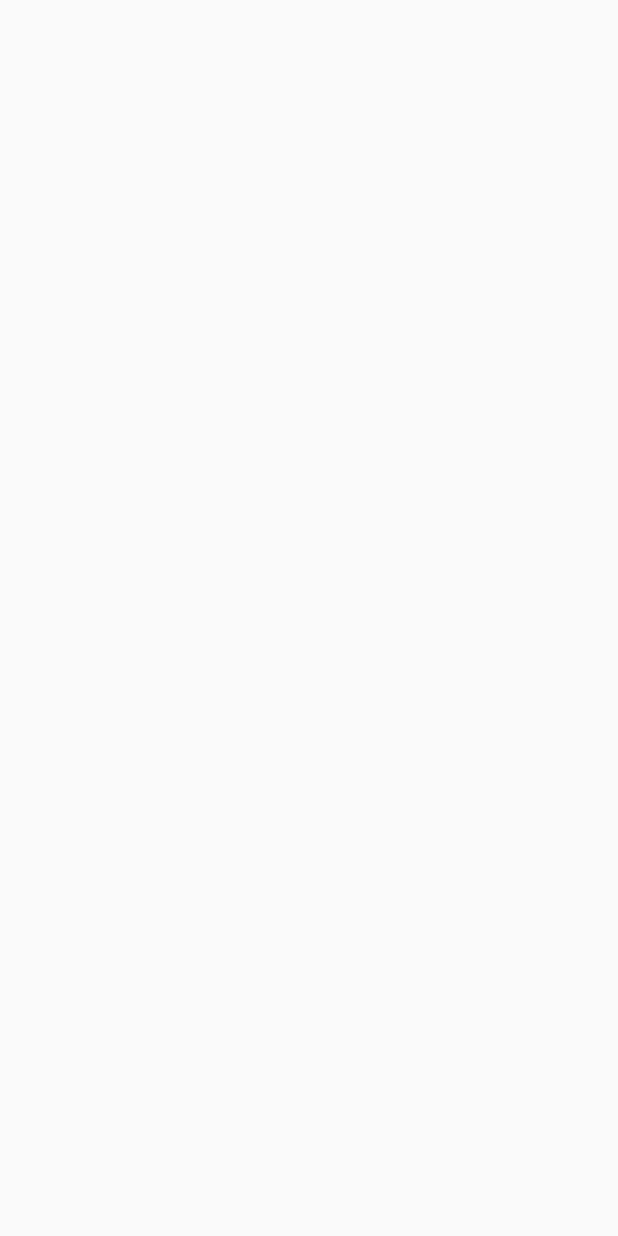
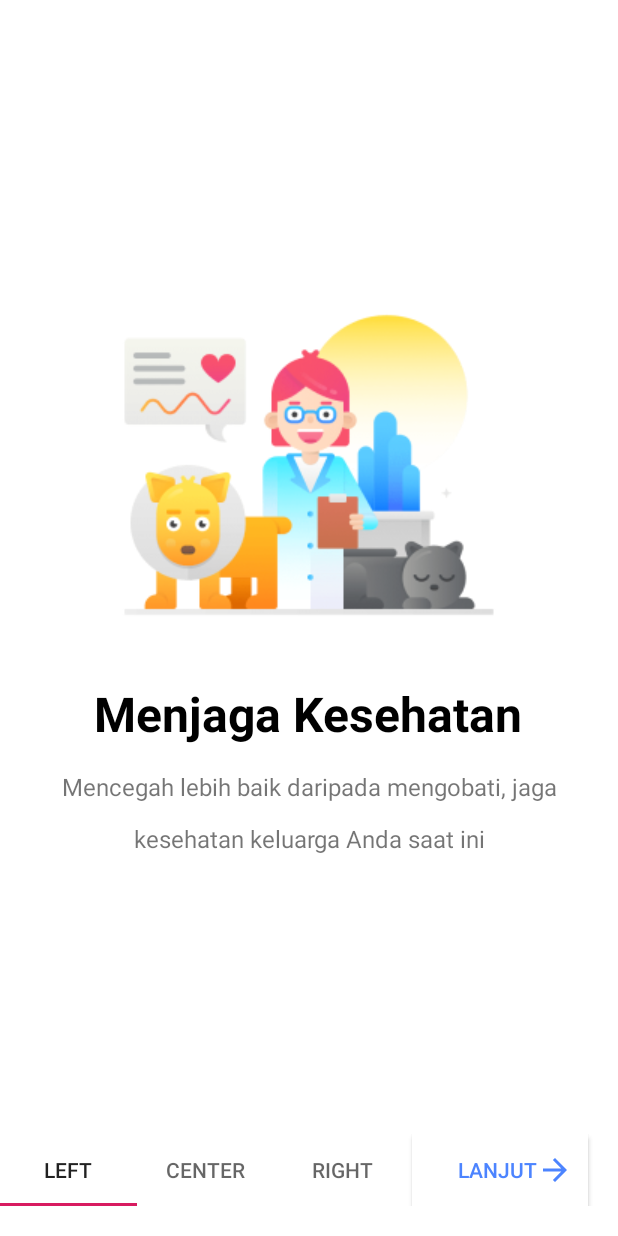
Before and after one commit to Syamil08/fooocare, an Android app: the onBoarding screen opened directly, with no data from a screen before it, on a phone screen of 412 x 824 dp. Before the commit the screen is empty. Run offline under Robolectric (Android 15) with nearby library versions, the phone set to English and light mode, and no system bars.

Commit message:
On Progress On Boarding Page

```diff
--- a/app/build.gradle
+++ b/app/build.gradle
@@ -26,4 +26,5 @@ dependencies {
     testImplementation 'junit:junit:4.12'
     androidTestImplementation 'androidx.test:runner:1.2.0'
     androidTestImplementation 'androidx.test.espresso:espresso-core:3.2.0'
+    implementation 'com.google.android.material:material:1.0.0'
 }
--- /dev/null
+++ b/app/src/main/java/com/example/fooocare/IntroViewPagerAdapter.java
@@ -0,0 +1,61 @@
+package com.example.fooocare;
+
+import android.content.Context;
+import android.view.LayoutInflater;
+import android.view.View;
+import android.view.ViewGroup;
+import android.widget.ImageView;
+import android.widget.TextView;
+
+import androidx.annotation.NonNull;
+import androidx.viewpager.widget.PagerAdapter;
+
+import java.util.List;
+
+public class IntroViewPagerAdapter extends PagerAdapter {
+
+    Context mContext;
+    List<Screenitem> mListScreen;
+
+    public IntroViewPagerAdapter(Context mContext, List<Screenitem> mListScreen) {
+        this.mContext = mContext;
+        this.mListScreen = mListScreen;
+    }
+
+
+    @NonNull
+    @Override
+    public Object instantiateItem(@NonNull ViewGroup container, int position) {
+
+        LayoutInflater inflater = (LayoutInflater) mContext.getSystemService(Context.LAYOUT_INFLATER_SERVICE);
+        View layoutScreen = inflater.inflate(R.layout.layout_screen,null);
+
+        ImageView imgSlide  = layoutScreen.findViewById(R.id.intro_img);
+        TextView title      = layoutScreen.findViewById(R.id.intro_tittle);
+        TextView description= layoutScreen.findViewById(R.id.intro_description);
+
+        title.setText(mListScreen.get(position).getTitle());
+        description.setText(mListScreen.get(position).getDescription());
+        imgSlide.setImageResource(mListScreen.get(position).getScreenImg());
+
+        container.addView(layoutScreen);
+
+        return layoutScreen;
+
+    }
+
+    @Override
+    public int getCount() {
+        return mListScreen.size();
+    }
+
+    @Override
+    public boolean isViewFromObject(@NonNull View view, @NonNull Object o) {
+        return view == o;
+    }
+
+    @Override
+    public void destroyItem(@NonNull ViewGroup container, int position, @NonNull Object object) {
+        container.removeView((View)object);
+    }
+}
--- a/app/src/main/java/com/example/fooocare/MainActivity.java
+++ b/app/src/main/java/com/example/fooocare/MainActivity.java
@@ -17,7 +17,6 @@ public class MainActivity extends AppCompatActivity {
 
         tv_head     = (TextView) findViewById(R.id.tv_head);
         tv_section  = (TextView) findViewById(R.id.tv_section);
-int a = 0;
 //        Memanggil library animation
         Animation myanim = AnimationUtils.loadAnimation(this,R.anim.mytransition);
         tv_head.startAnimation(myanim);
--- /dev/null
+++ b/app/src/main/java/com/example/fooocare/Screenitem.java
@@ -0,0 +1,41 @@
+package com.example.fooocare;
+
+public class Screenitem {
+    String Title, Description;
+    int ScreenImg;
+
+    public Screenitem(String title, String description, int screenImg) {
+        this.Title = title;
+        this.Description = description;
+        this.ScreenImg = screenImg;
+    }
+
+    public void setTitle(String title){
+        this.Title = title;
+    }
+
+
+    public void setDescription(String description){
+        this.Description = description;
+    }
+
+
+    public void setScreenImg(int screenImg){
+        this.ScreenImg = screenImg;
+    }
+
+
+    public String getTitle(){
+        return Title;
+    }
+
+
+    public String getDescription(){
+        return Description;
+    }
+
+
+    public int getScreenImg(){
+        return ScreenImg;
+    }
+}
--- a/app/src/main/java/com/example/fooocare/onBoarding.java
+++ b/app/src/main/java/com/example/fooocare/onBoarding.java
@@ -1,14 +1,33 @@
 package com.example.fooocare;
 
 import androidx.appcompat.app.AppCompatActivity;
+import androidx.viewpager.widget.ViewPager;
 
 import android.os.Bundle;
 
+import java.util.ArrayList;
+import java.util.List;
+
 public class onBoarding extends AppCompatActivity {
 
+    private ViewPager screenPager;
+    IntroViewPagerAdapter introViewPagerAdapter;
     @Override
     protected void onCreate(Bundle savedInstanceState) {
         super.onCreate(savedInstanceState);
         setContentView(R.layout.activity_on_boarding);
+
+//        fill list screen
+
+        List<Screenitem> mList = new ArrayList<>();
+        mList.add(new Screenitem("Menjaga Kesehatan","Mencegah lebih baik daripada mengobati, jaga kesehatan keluarga Anda saat ini",R.drawable.vektor_one));
+        mList.add(new Screenitem("Menjaga Stamina","Memudahkan anda untuk melihat report harian yang anda miliki",R.drawable.vektor_three));
+        mList.add(new Screenitem("Report Harian","Ambil gambar anda dan lihat kalorinya",R.drawable.vektor_two));
+
+//        setup viewpager
+
+        screenPager = findViewById(R.id.screen_viewpager);
+        introViewPagerAdapter = new IntroViewPagerAdapter(this,mList);
+        screenPager.setAdapter(introViewPagerAdapter);
     }
 }
--- /dev/null
+++ b/app/src/main/res/drawable/ic_arrow_right.xml
@@ -0,0 +1,9 @@
+<vector xmlns:android="http://schemas.android.com/apk/res/android"
+        android:width="24dp"
+        android:height="24dp"
+        android:viewportWidth="24.0"
+        android:viewportHeight="24.0">
+    <path
+        android:fillColor="#FF000000"
+        android:pathData="M12,4l-1.41,1.41L16.17,11H4v2h12.17l-5.58,5.59L12,20l8,-8z"/>
+</vector>
--- a/app/src/main/res/layout/activity_main.xml
+++ b/app/src/main/res/layout/activity_main.xml
@@ -35,7 +35,7 @@
                 android:textColor="@android:color/white"
                 android:textSize="70sp"
                 android:textStyle="bold"
-                android:fontFamily="@font/shangobold"/>
+                android:fontFamily="@font/shangobold" />
             <TextView
                 android:id="@+id/tv_section"
                 android:layout_width="wrap_content"
--- a/app/src/main/res/layout/activity_on_boarding.xml
+++ b/app/src/main/res/layout/activity_on_boarding.xml
@@ -5,8 +5,70 @@
     android:layout_width="match_parent"
     android:layout_height="match_parent"
     tools:context=".onBoarding"
-    android:orientation="vertical">
+    android:orientation="vertical"
+    android:background="#ffffff">
+
+    <LinearLayout
+        android:layout_width="match_parent"
+        android:layout_height="match_parent"
+        android:orientation="vertical"
+        android:gravity="center">
+
+        <androidx.viewpager.widget.ViewPager
+            android:id="@+id/screen_viewpager"
+            android:layout_width="368dp"
+            android:layout_height="188dp"
+            android:layout_weight="2"/>
+
+        <LinearLayout
+            android:layout_width="match_parent"
+            android:layout_height="wrap_content"
+            android:orientation="horizontal"
+            android:gravity="center"
+            android:layout_marginBottom="20dp"
+            android:layout_marginTop="20dp">
+
+            <!--TabLayout-->
+
+            <com.google.android.material.tabs.TabLayout
+                android:layout_width="wrap_content"
+                android:layout_height="wrap_content"
+                android:layout_weight="1">
+
+                <com.google.android.material.tabs.TabItem
+                    android:layout_width="wrap_content"
+                    android:layout_height="wrap_content"
+                    android:text="left"/>
+
+                <com.google.android.material.tabs.TabItem
+                    android:layout_width="wrap_content"
+                    android:layout_height="wrap_content"
+                    android:text="center"/>
+
+                <com.google.android.material.tabs.TabItem
+                    android:layout_width="wrap_content"
+                    android:layout_height="wrap_content"
+                    android:text="right"/>
+
+            </com.google.android.material.tabs.TabLayout>
 
 
+            <Button
+                android:background="#fff"
+                android:id="@+id/button_next"
+                android:layout_width="wrap_content"
+                android:layout_height="wrap_content"
+                android:layout_marginRight="20dp"
+                android:text="LANJUT"
+                android:drawableRight="@drawable/ic_arrow_right"
+                android:drawableTint="@color/gradient_start_color"
+                android:textColor="@color/gradient_start_color"
+                android:paddingLeft="30dp"
+                android:paddingRight="10dp"/>
+
+
+        </LinearLayout>
+
+    </LinearLayout>
 
 </LinearLayout>
--- /dev/null
+++ b/app/src/main/res/layout/layout_screen.xml
@@ -0,0 +1,36 @@
+<?xml version="1.0" encoding="utf-8"?>
+<LinearLayout xmlns:android="http://schemas.android.com/apk/res/android"
+    android:orientation="vertical" android:layout_width="match_parent"
+    android:layout_height="match_parent"
+    android:background="#ffffff"
+    android:gravity="center">
+
+    <ImageView
+        android:id="@+id/intro_img"
+        android:layout_width="wrap_content"
+        android:layout_height="wrap_content"
+        android:src="@drawable/vektor_one" />
+
+    <TextView
+        android:id="@+id/intro_tittle"
+        android:layout_width="wrap_content"
+        android:layout_height="wrap_content"
+        android:textStyle="bold"
+        android:text="TextView"
+        android:textColor="@color/intro_title_color"
+        android:textSize="32sp"
+        android:layout_marginBottom="8dp"
+        />
+
+    <TextView
+        android:lineSpacingExtra="16dp"
+        android:id="@+id/intro_description"
+        android:layout_width="wrap_content"
+        android:textAlignment="center"
+        android:layout_height="wrap_content"
+        android:text="TextView"
+        android:layout_marginTop="8dp"
+        android:textSize="16sp"
+        />
+
+</LinearLayout>
--- a/app/src/main/res/values/styles.xml
+++ b/app/src/main/res/values/styles.xml
@@ -6,6 +6,8 @@
         <item name="colorPrimary">@color/colorPrimary</item>
         <item name="colorPrimaryDark">@color/colorPrimaryDark</item>
         <item name="colorAccent">@color/colorAccent</item>
+        <item name="windowActionBar">false</item>
+        <item name="windowNoTitle">true</item>
     </style>
 
 </resources>
```
Also changed, not shown: app/src/main/res/drawable-v24/vektor_one.png (added), app/src/main/res/drawable-v24/vektor_three.png (added), app/src/main/res/drawable-v24/vektor_two.png (added).
